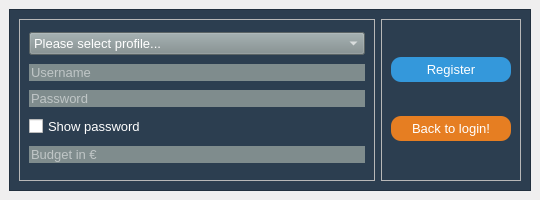
Old version of the form frontend/Register.ui in the repository nhatlam96/gui-xtraktor.
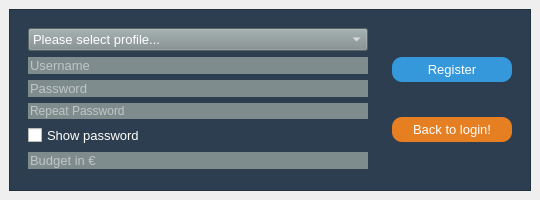
New version of the form.

Commit message: Repeat password bei Register.py und Show Password bei Login.py

```diff
--- a/frontend/Register.ui
+++ b/frontend/Register.ui
@@ -44,7 +44,7 @@
        <item>
         <widget class="QFrame" name="frame_2">
          <property name="frameShape">
-          <enum>QFrame::StyledPanel</enum>
+          <enum>QFrame::NoFrame</enum>
          </property>
          <property name="frameShadow">
           <enum>QFrame::Raised</enum>
@@ -126,6 +126,29 @@
             </property>
            </widget>
           </item>
+          <item>
+           <widget class="QLineEdit" name="repeatPasswordLineEdit">
+            <property name="styleSheet">
+             <string notr="true">background-color: rgb(127, 140, 141);
+color: white;</string>
+            </property>
+            <property name="inputMethodHints">
+             <set>Qt::ImhHiddenText|Qt::ImhNoAutoUppercase|Qt::ImhNoPredictiveText|Qt::ImhSensitiveData</set>
+            </property>
+            <property name="maxLength">
+             <number>16</number>
+            </property>
+            <property name="frame">
+             <bool>false</bool>
+            </property>
+            <property name="echoMode">
+             <enum>QLineEdit::Password</enum>
+            </property>
+            <property name="placeholderText">
+             <string>Repeat Password</string>
+            </property>
+           </widget>
+          </item>
           <item>
            <widget class="QCheckBox" name="showPasswordCheckBox">
             <property name="font">
@@ -175,7 +198,7 @@
        <item>
         <widget class="QFrame" name="frame">
          <property name="frameShape">
-          <enum>QFrame::StyledPanel</enum>
+          <enum>QFrame::NoFrame</enum>
          </property>
          <property name="frameShadow">
           <enum>QFrame::Raised</enum>
```
The commit also changes 6 other files.
